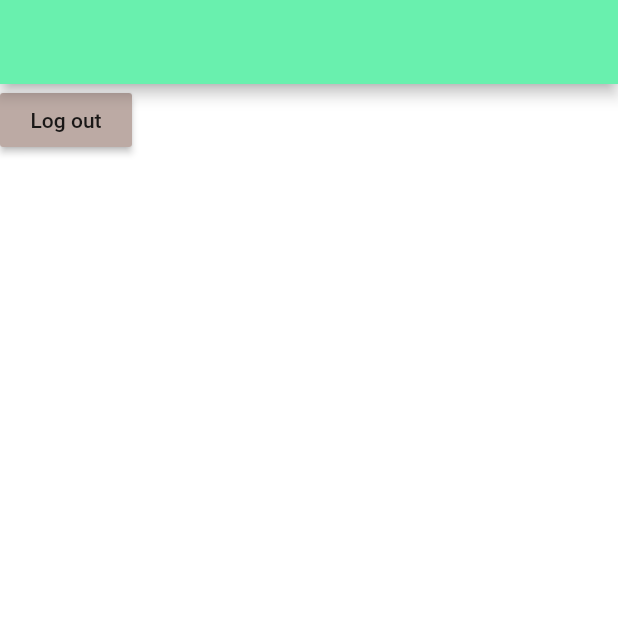
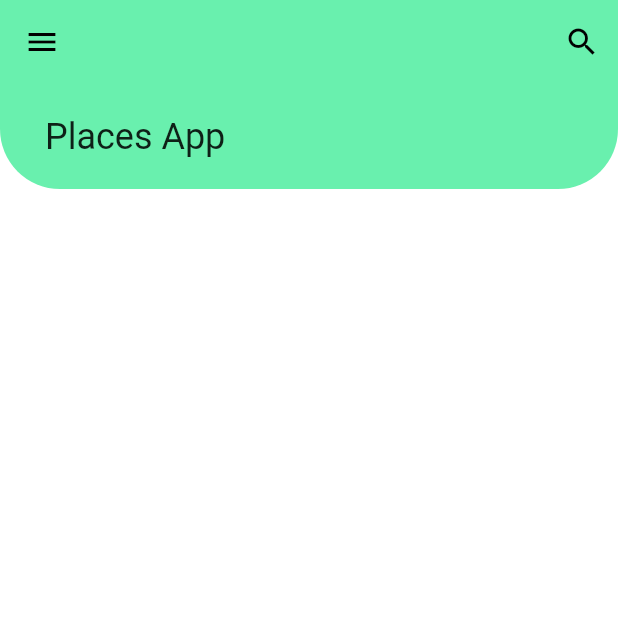
Before and after one commit to manuelGTZ97/places, a Flutter app: the screen it shows once a user with an empty profile is signed in, on a phone screen of 412 x 824 dp, the top half of it. Run offline on Flutter 3.47's test engine with Material 2 defaults, Android fonts, the phone set to English and light mode, and no system bars; our stand-ins replace cloud_firestore, firebase_auth; accounts and stored records are empty.

Commit message:
Home screen

```diff
--- a/lib/services/auth.dart
+++ b/lib/services/auth.dart
@@ -31,11 +31,10 @@ class AuthService {
       AuthResult result = await _auth.createUserWithEmailAndPassword(
           email: email, password: password);
       FirebaseUser user = result.user;
+      Firestore.instance
+          .collection("users")
+          .add({"name": name, "email": email, "uid": user.uid});
       return _userFromFirebaseUser(user);
-      // Firestore.instance
-      //     .collection("users")
-      //     .add({"name": name, "email": email, "uid": user.uid});
-
     } catch (e) {
       print(e.toString());
       return null;
--- a/lib/views/home/home.dart
+++ b/lib/views/home/home.dart
@@ -1,19 +1,62 @@
 import 'package:flutter/material.dart';
-import 'package:places/services/auth.dart';
+import 'package:places/views/home/places-list.dart';
 
 class Home extends StatelessWidget {
   @override
   Widget build(BuildContext context) {
     return Scaffold(
-        appBar: AppBar(),
-        body: Container(
-          child: RaisedButton(
-            child: Text('Log out'),
-            onPressed: () {
-              final AuthService _auth = AuthService();
-              _auth.signOut();
-            },
+      appBar: AppBar(
+        elevation: 0,
+        actions: <Widget>[
+          IconButton(
+            onPressed: () {},
+            icon: Icon(Icons.search),
+          )
+        ],
+      ),
+      drawer: Drawer(
+          child: ListView(
+        padding: EdgeInsets.zero,
+        children: <Widget>[
+          DrawerHeader(
+              child: Text('Places App'),
+              decoration: BoxDecoration(
+                gradient: LinearGradient(
+                    begin: Alignment.topCenter,
+                    end: Alignment.bottomCenter,
+                    stops: [0.1, 0.5],
+                    colors: [Colors.tealAccent[100], Colors.greenAccent[200]]),
+              )),
+          ListTile(
+            title: Text('Home'),
+            onTap: () {},
           ),
-        ));
+          ListTile(
+            title: Text('Profile'),
+            onTap: () {},
+          )
+        ],
+      )),
+      body: Column(
+        children: <Widget>[
+          Container(
+              padding: EdgeInsets.symmetric(horizontal: 30),
+              alignment: Alignment.centerLeft,
+              child: Text(
+                'Places App',
+                style: Theme.of(context).textTheme.headline5,
+              ),
+              height: 70,
+              width: double.infinity,
+              decoration: BoxDecoration(
+                color: Theme.of(context).primaryColor,
+                borderRadius: BorderRadius.only(
+                    bottomLeft: Radius.circular(40),
+                    bottomRight: Radius.circular(40)),
+              )),
+          PlacesList()
+        ],
+      ),
+    );
   }
 }
--- /dev/null
+++ b/lib/views/home/places-list.dart
@@ -0,0 +1,8 @@
+import 'package:flutter/material.dart';
+
+class PlacesList extends StatelessWidget {
+  @override
+  Widget build(BuildContext context) {
+    return Container();
+  }
+}
```
